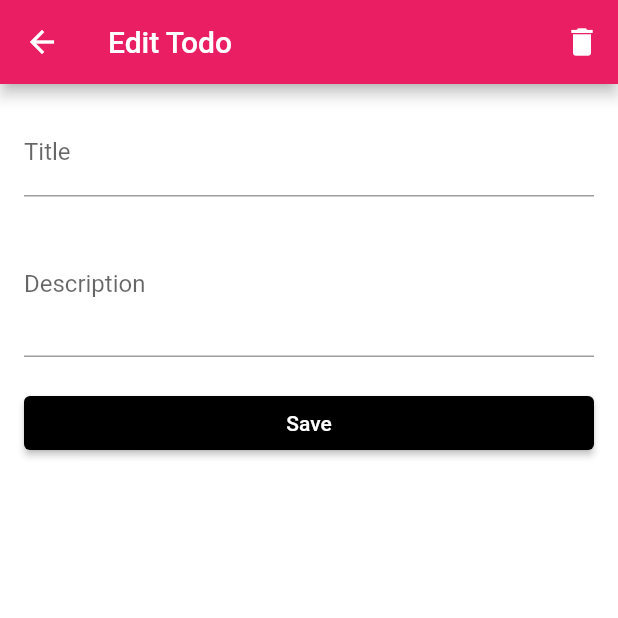
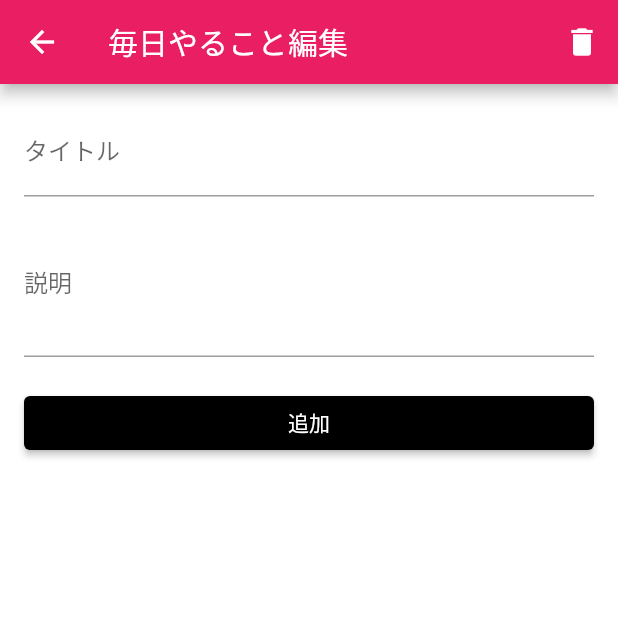
Before and after one commit to tyefu/fluttertodoapp, a Flutter app: the EditTodoPage screen opened directly with empty values, on a phone screen of 412 x 824 dp, the top half of it. Run offline on Flutter 3.47's test engine with Material 2 defaults, Android fonts, the phone set to English and light mode, and no system bars; our stand-ins replace flutter_local_notifications, flutter_slidable, font_awesome_flutter, google_fonts, rxdart, sqflite and 1 more; accounts and stored records are empty.

Commit message:
update layout commit

```diff
--- a/lib/page/dayly/edit/edit_todo_page.dart
+++ b/lib/page/dayly/edit/edit_todo_page.dart
@@ -52,7 +52,7 @@ class _EditTodoPageState extends State<EditTodoPage> {
             Navigator.of(context).pop();
           })
         ],
-        title: Text('Edit Todo'),
+        title: Text('毎日やること編集'),
       ),
       body: Padding(
         padding:  EdgeInsets.all(16.0),
--- a/lib/page/dayly/home/components/completed_list_widget.dart
+++ b/lib/page/dayly/home/components/completed_list_widget.dart
@@ -48,6 +48,7 @@ class _CompletedListWidgetState extends State<CompletedListWidget> {
       _dbHelper = DatabaseHelper.instance;
     });
 
+
   }
   @override
   Widget build(BuildContext context) {
@@ -55,7 +56,7 @@ class _CompletedListWidgetState extends State<CompletedListWidget> {
     // final todos = provider.todosCompleted;
 
     return _todos.isEmpty ? Center(
-      child: Text('No completed tasks',
+      child: Text('毎日やる完了したタスクはございません',
         style: TextStyle(fontSize: 20),),
     )
         :
--- a/lib/page/dayly/home/components/todo_form_widget.dart
+++ b/lib/page/dayly/home/components/todo_form_widget.dart
@@ -45,7 +45,7 @@ class TodoFormWidget extends StatelessWidget {
       },
       decoration: InputDecoration(
         border: UnderlineInputBorder(),
-        labelText: 'Title',
+        labelText: 'タイトル',
       ),
     );
  }
@@ -55,14 +55,11 @@ class TodoFormWidget extends StatelessWidget {
       initialValue: description,
       onChanged: onChangeDescription,
       validator: (description){
-        if(description.isEmpty){
-          return 'The description cannot be empty';
-        }
         return null;
       },
       decoration: InputDecoration(
         border: UnderlineInputBorder(),
-        labelText: 'Description',
+        labelText: '説明',
       ),
     );
   }
@@ -74,7 +71,7 @@ class TodoFormWidget extends StatelessWidget {
         style: ButtonStyle(
           backgroundColor: MaterialStateProperty.all(Colors.black),
         ),
-          onPressed: onSavedTodo, child: Text('Save'),),
+          onPressed: onSavedTodo, child: Text('追加'),),
    );
   }
 }
--- a/lib/page/dayly/home/components/todo_list_widget.dart
+++ b/lib/page/dayly/home/components/todo_list_widget.dart
@@ -63,7 +63,7 @@ class _TodoListWidgetState extends State<TodoListWidget> {
 
 
     return _todos.isEmpty ? Center(
-      child: Text('No Todos',
+      child: Text('毎日やるタスクはございません',
         style: TextStyle(fontSize: 20),),
     )
         :
--- a/lib/page/dayly/home/components/todo_widget.dart
+++ b/lib/page/dayly/home/components/todo_widget.dart
@@ -47,13 +47,13 @@ class _TodoWidgetState extends State<TodoWidget> {
               onTap: () {
                 editTodo(context, widget.todo);
               },
-              caption: 'Edit',
+              caption: '編集',
             ),
           ],
           secondaryActions: [
             IconSlideAction(
               color: Colors.red,
-              caption: 'Delete',
+              caption: '削除',
               onTap: () async {
                 await deleteTodo(context, widget.todo);
                 // refreshTodoList();
@@ -123,7 +123,7 @@ class _TodoWidgetState extends State<TodoWidget> {
                     style: TextStyle(
                       fontWeight: FontWeight.bold,
                       color: Theme.of(context).primaryColor,
-                      fontSize: 22,
+                      fontSize: 20,
                     ),
                   ),
                   if (widget.todo.description.isNotEmpty)
@@ -131,7 +131,7 @@ class _TodoWidgetState extends State<TodoWidget> {
                       margin: EdgeInsets.only(top: 4),
                       child: Text(
                         widget.todo.description,
-                        style: TextStyle(fontSize: 20, height: 1.5),
+                        style: TextStyle(fontSize: 12, height: 1.5),
                       ),
                     ),
                 ],
--- a/lib/page/specify/components/todo_form_widget.dart
+++ b/lib/page/specify/components/todo_form_widget.dart
@@ -56,7 +56,7 @@ class TodoFormWidget extends StatelessWidget {
       onChanged: onChangedTitle,
       validator: (title) {
         if (title.isEmpty) {
-          return 'The title cannot be empty';
+          return '※タイトルは必須';
         }
         return null;
       },
--- a/lib/page/specify/components/week_of_day_list.dart
+++ b/lib/page/specify/components/week_of_day_list.dart
@@ -34,6 +34,7 @@ class _CategoryListState extends State<WeekOfDayList> {
 
           provider.selectedWeekOfDayFunc(index);
 
+
             print(provider.selectedWeekOfDay);
         },
         child: Column(
--- a/lib/page/weekly/weeklyhome/components/AddTodoDialogWidget.dart
+++ b/lib/page/weekly/weeklyhome/components/AddTodoDialogWidget.dart
@@ -1,7 +1,7 @@
 import 'package:flutter/material.dart';
 import 'package:flutter_app_todo_app/model/todo.dart';
-import 'package:flutter_app_todo_app/page/dayly/home/components/todo_form_widget.dart';
 import 'package:flutter_app_todo_app/page/dayly/provider/todos.dart';
+import 'package:flutter_app_todo_app/page/weekly/weeklyhome/components/todo_form_widget.dart';
 import 'package:flutter_app_todo_app/page/weekly/weeklyhome/components/week_checkbox.dart';
 
 import 'package:flutter_app_todo_app/utils/database_helper.dart';
--- a/lib/page/weekly/weeklyhome/components/todo_form_widget.dart
+++ b/lib/page/weekly/weeklyhome/components/todo_form_widget.dart
@@ -39,13 +39,13 @@ class TodoFormWidget extends StatelessWidget {
       onChanged: onChangedTitle,
       validator: (title){
         if(title.isEmpty){
-          return 'The title cannot be empty';
+          return '※タイトルは必須';
         }
         return null;
       },
       decoration: InputDecoration(
         border: UnderlineInputBorder(),
-        labelText: 'Title',
+        labelText: 'タイトル',
       ),
     );
  }
@@ -55,14 +55,12 @@ class TodoFormWidget extends StatelessWidget {
       initialValue: description,
       onChanged: onChangeDescription,
       validator: (description){
-        if(description.isEmpty){
-          return 'The description cannot be empty';
-        }
+
         return null;
       },
       decoration: InputDecoration(
         border: UnderlineInputBorder(),
-        labelText: 'Description',
+        labelText: '説明',
       ),
     );
   }
@@ -74,7 +72,7 @@ class TodoFormWidget extends StatelessWidget {
         style: ButtonStyle(
           backgroundColor: MaterialStateProperty.all(Colors.black),
         ),
-          onPressed: onSavedTodo, child: Text('Save'),),
+          onPressed: onSavedTodo, child: Text('追加'),),
    );
   }
 }
--- a/lib/page/weekly/weeklyhome/weekly_home_page.dart
+++ b/lib/page/weekly/weeklyhome/weekly_home_page.dart
@@ -55,7 +55,7 @@ class _WeeklyHomePageState extends State<WeeklyHomePage> {
         onPressed: (){
           showDialog(context: context,
           child: AddTodoDialogWidget(),
-            barrierDismissible: false);
+            barrierDismissible: true);
         },
         child: Icon(Icons.add),
       ),
```
Also changed, not shown: lib/page/dayly/provider/todos.dart (+16 -0 lines), lib/page/specify/components/todo_list_calendar_widget.dart (+49 -21 lines), lib/page/weekly/weeklyhome/components/completed_list_widget.dart (+12 -5 lines), lib/page/weekly/weeklyhome/components/todo_list_widget.dart (+13 -6 lines).
